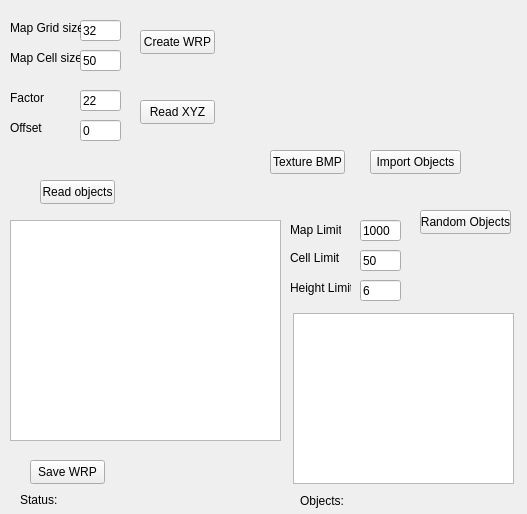
Qt form widget.ui (SnakeManPMC/arma-2-WRP_Creator) before a commit.
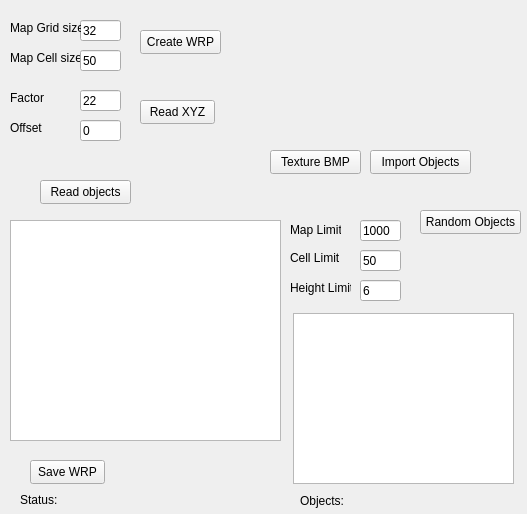
The same form after that commit.

Commit message: Semantic fixes, GUI 4k label fixes.

What changed in the file:
```diff
--- a/widget.ui
+++ b/widget.ui
@@ -18,7 +18,7 @@
     <rect>
      <x>140</x>
      <y>30</y>
-     <width>75</width>
+     <width>81</width>
      <height>24</height>
     </rect>
    </property>
@@ -96,7 +96,7 @@
     <rect>
      <x>40</x>
      <y>180</y>
-     <width>75</width>
+     <width>91</width>
      <height>24</height>
     </rect>
    </property>
@@ -210,7 +210,7 @@
     <rect>
      <x>420</x>
      <y>210</y>
-     <width>91</width>
+     <width>101</width>
      <height>24</height>
     </rect>
    </property>
@@ -301,7 +301,7 @@
     <rect>
      <x>270</x>
      <y>150</y>
-     <width>75</width>
+     <width>91</width>
      <height>24</height>
     </rect>
    </property>
@@ -314,7 +314,7 @@
     <rect>
      <x>370</x>
      <y>150</y>
-     <width>91</width>
+     <width>101</width>
      <height>24</height>
     </rect>
    </property>
```
The commit also changes 2 other files.
